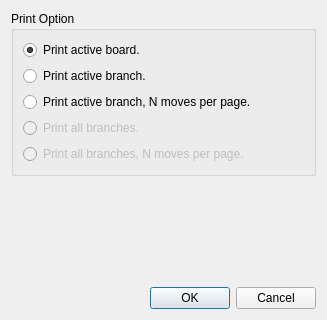
Qt form printoptiondialog.ui (nullx002/mugo) before a commit.
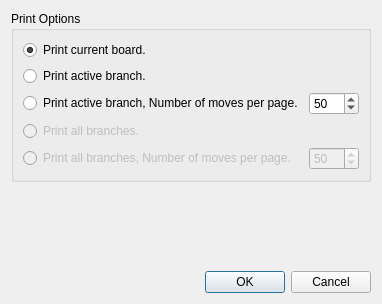
The same form after that commit.

Diff of the .ui file:
```diff
--- a/printoptiondialog.ui
+++ b/printoptiondialog.ui
@@ -6,8 +6,8 @@
    <rect>
     <x>0</x>
     <y>0</y>
-    <width>327</width>
-    <height>320</height>
+    <width>376</width>
+    <height>304</height>
    </rect>
   </property>
   <property name="windowTitle">
@@ -17,13 +17,13 @@
    <item>
     <widget class="QGroupBox" name="groupBox">
      <property name="title">
-      <string>Print Option</string>
+      <string>Print Options</string>
      </property>
      <layout class="QVBoxLayout" name="verticalLayout">
       <item>
        <widget class="QRadioButton" name="printActiveBoard">
         <property name="text">
-         <string>Print active board.</string>
+         <string>Print current board.</string>
         </property>
         <property name="checked">
          <bool>true</bool>
@@ -38,11 +38,31 @@
        </widget>
       </item>
       <item>
+       <layout class="QHBoxLayout" name="horizontalLayout">
+        <item>
        <widget class="QRadioButton" name="printActiveBranchN">
         <property name="text">
-         <string>Print active branch, N moves per page.</string>
-        </property>
-       </widget>
+           <string>Print active branch, Number of moves per page.</string>
+          </property>
+         </widget>
+        </item>
+        <item>
+         <widget class="QSpinBox" name="spinBox">
+          <property name="maximumSize">
+           <size>
+            <width>50</width>
+            <height>16777215</height>
+           </size>
+          </property>
+          <property name="maximum">
+           <number>1000</number>
+          </property>
+          <property name="value">
+           <number>50</number>
+          </property>
+         </widget>
+        </item>
+       </layout>
       </item>
       <item>
        <widget class="QRadioButton" name="printAllBranches">
@@ -55,14 +75,37 @@
        </widget>
       </item>
       <item>
+       <layout class="QHBoxLayout" name="horizontalLayout_2">
+        <item>
        <widget class="QRadioButton" name="printAllBranchesN">
         <property name="enabled">
          <bool>false</bool>
         </property>
         <property name="text">
-         <string>Print all branches, N moves per page.</string>
-        </property>
-       </widget>
+           <string>Print all branches, Number of moves per page.</string>
+          </property>
+         </widget>
+        </item>
+        <item>
+         <widget class="QSpinBox" name="spinBox_2">
+          <property name="enabled">
+           <bool>false</bool>
+          </property>
+          <property name="maximumSize">
+           <size>
+            <width>50</width>
+            <height>16777215</height>
+           </size>
+          </property>
+          <property name="maximum">
+           <number>1000</number>
+          </property>
+          <property name="value">
+           <number>50</number>
+          </property>
+         </widget>
+        </item>
+       </layout>
       </item>
      </layout>
     </widget>
```
Lines whose indentation alone changed are shown as unchanged.
